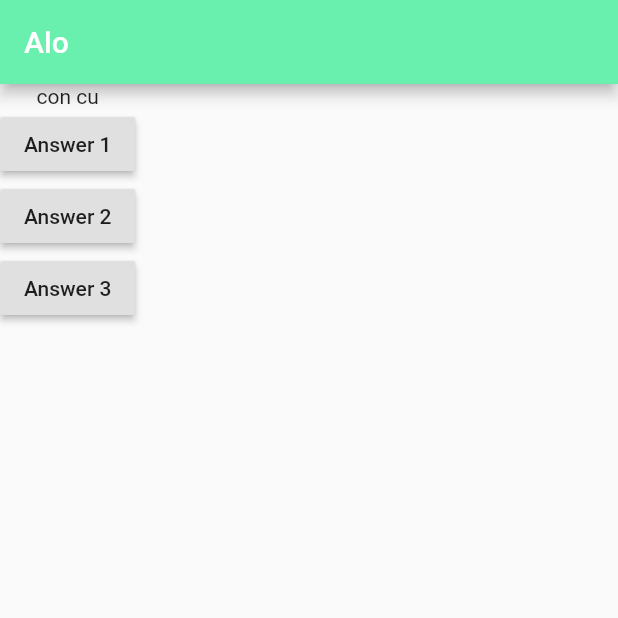
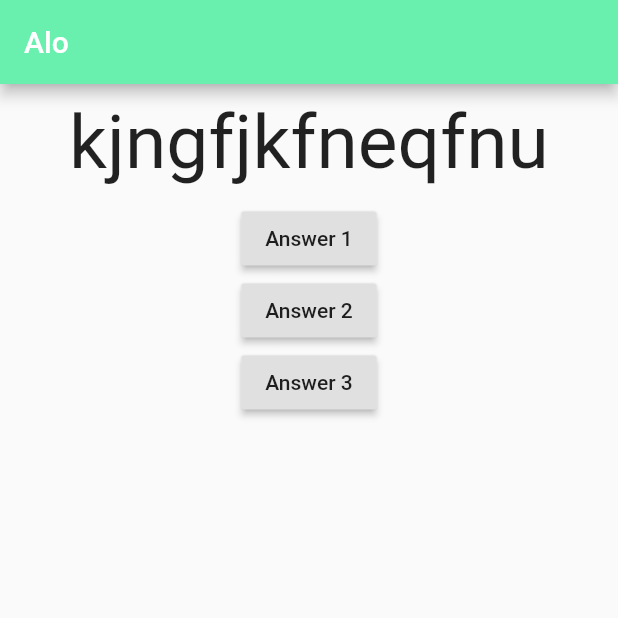
Before and after one commit to vietmy1711/LearnFlutter, a Flutter app: the screen it shows after launch, on a phone screen of 412 x 824 dp, the top half of it. Run offline on Flutter 3.47's test engine with Material 2 defaults, Android fonts, the phone set to English and light mode, and no system bars.

Commit message:
Add question file.

```diff
--- a/first_app/lib/main.dart
+++ b/first_app/lib/main.dart
@@ -1,5 +1,6 @@
 import 'package:flutter/material.dart';
 
+import 'question.dart';
 // void main() {
 //   runApp(MyApp());
 // }
@@ -26,7 +27,11 @@ class _MyAppState extends State<MyApp> {
 
   @override
   Widget build(BuildContext context) {
-    var questions = ["con cu", "con chim", "con cuuuu"];
+    var questions = [
+      "kjngfjkfneqfnu",
+      "con qưeqeqeqe",
+      "qcưcqcqcưc qưeqưeqưewqeqeqeq"
+    ];
     return MaterialApp(
         home: Scaffold(
             appBar: AppBar(
@@ -35,7 +40,7 @@ class _MyAppState extends State<MyApp> {
             ),
             body: Column(
               children: [
-                Text(questions[_index]),
+                Question(questions[_index]),
                 RaisedButton(
                     child: Text("Answer 1"), onPressed: _answerQuestion),
                 RaisedButton(
--- /dev/null
+++ b/first_app/lib/question.dart
@@ -0,0 +1,21 @@
+import 'package:flutter/material.dart';
+
+class Question extends StatelessWidget {
+  final String questionText;
+
+  Question(this.questionText);
+
+  @override
+  Widget build(BuildContext context) {
+    return Container(
+        margin: EdgeInsets.all(10),
+        width: double.infinity,
+        child: Text(
+          questionText,
+          style: TextStyle(
+            fontSize: 50,
+          ),
+          textAlign: TextAlign.center,
+        ));
+  }
+}
```
